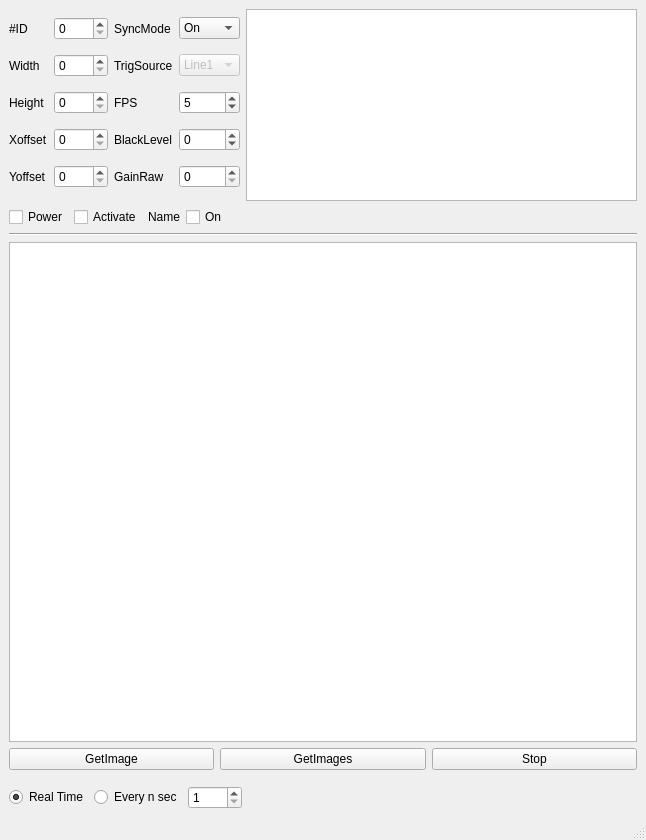
This is gui/views/ui/widget_camera.ui in Saldenisov/pyconlyse as Qt 5 draws it before an edit. The edited form follows.
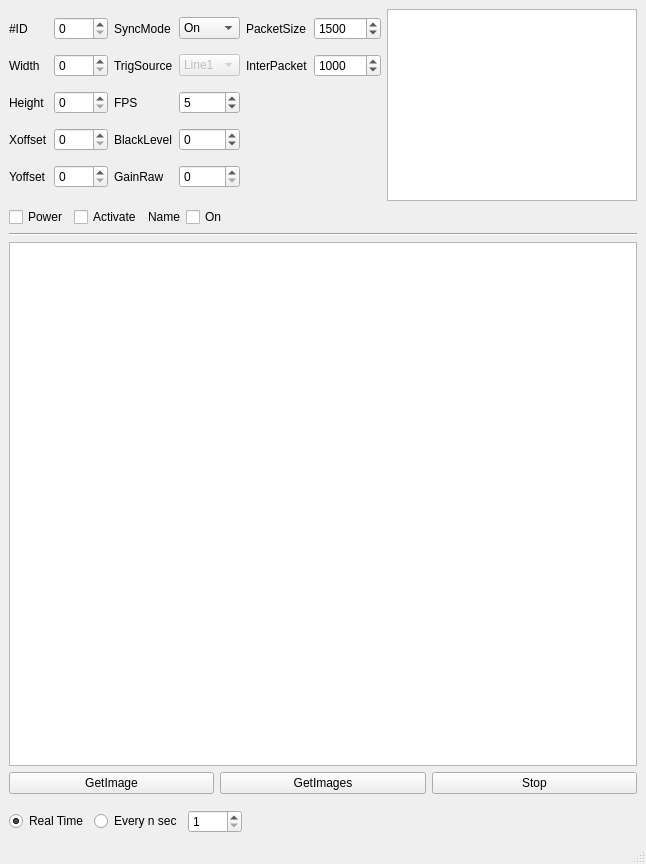
This is the edited form.

Commit message: CameraCtrl Basler get_images almost done

What changed in the file:
```diff
--- a/gui/views/ui/widget_camera.ui
+++ b/gui/views/ui/widget_camera.ui
@@ -10,7 +10,7 @@
     <x>0</x>
     <y>0</y>
     <width>646</width>
-    <height>838</height>
+    <height>864</height>
    </rect>
   </property>
   <property name="windowTitle">
@@ -172,7 +172,7 @@
          </widget>
         </item>
         <item row="3" column="2">
-         <widget class="QLabel" name="label">
+         <widget class="QLabel" name="label_fps">
           <property name="text">
            <string>FPS</string>
           </property>
@@ -203,6 +203,43 @@
           </item>
          </widget>
         </item>
+        <item row="1" column="4">
+         <widget class="QLabel" name="label_5">
+          <property name="text">
+           <string>PacketSize</string>
+          </property>
+         </widget>
+        </item>
+        <item row="2" column="4">
+         <widget class="QLabel" name="label">
+          <property name="text">
+           <string>InterPacket</string>
+          </property>
+         </widget>
+        </item>
+        <item row="1" column="5">
+         <widget class="QSpinBox" name="spinBox_packetsize">
+          <property name="maximum">
+           <number>16000</number>
+          </property>
+          <property name="singleStep">
+           <number>4</number>
+          </property>
+          <property name="value">
+           <number>1500</number>
+          </property>
+         </widget>
+        </item>
+        <item row="2" column="5">
+         <widget class="QSpinBox" name="spinBox_interpacket_delay">
+          <property name="maximum">
+           <number>2514068</number>
+          </property>
+          <property name="value">
+           <number>1000</number>
+          </property>
+         </widget>
+        </item>
        </layout>
       </item>
       <item>
```
Left out of the diff: 107 changed lines with no effect on the pictures. The commit also changes 9 other files.
